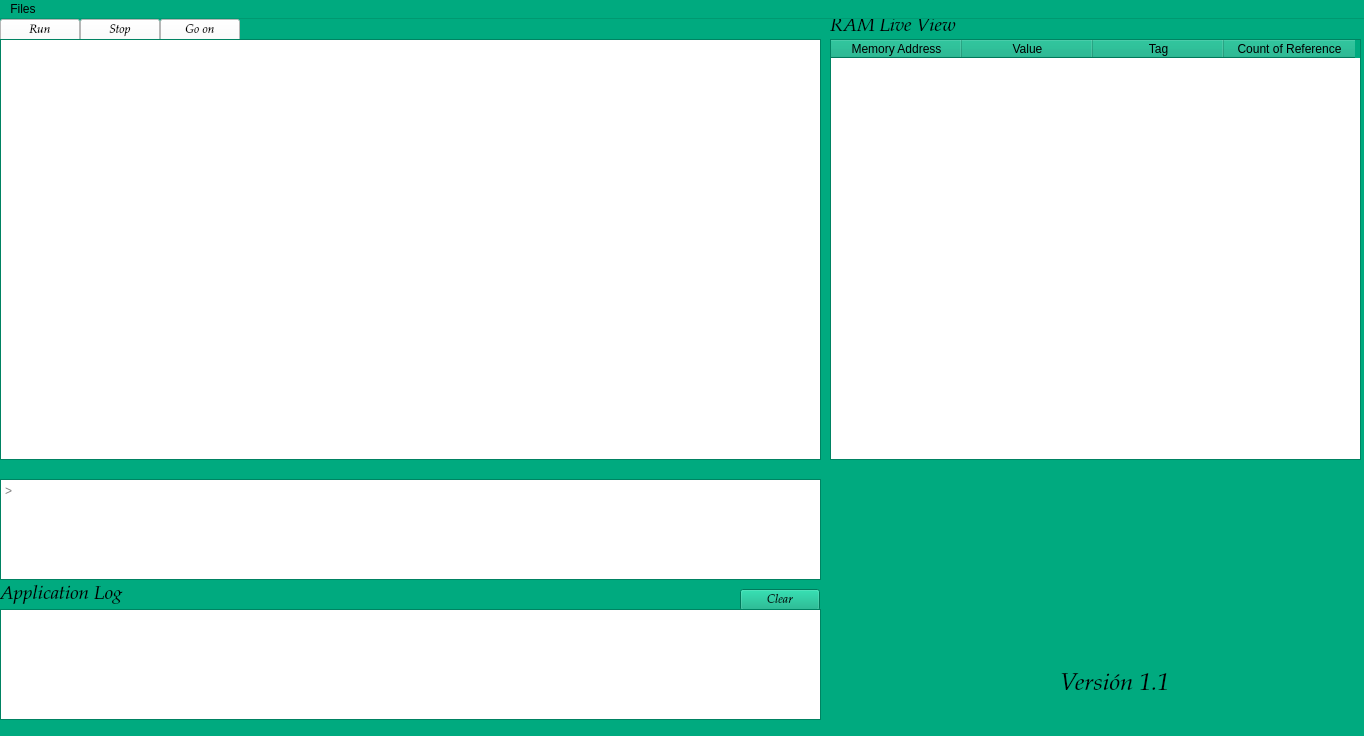
Qt form Proyecto1_C/interface.ui (JoseK21/C-) before a commit.
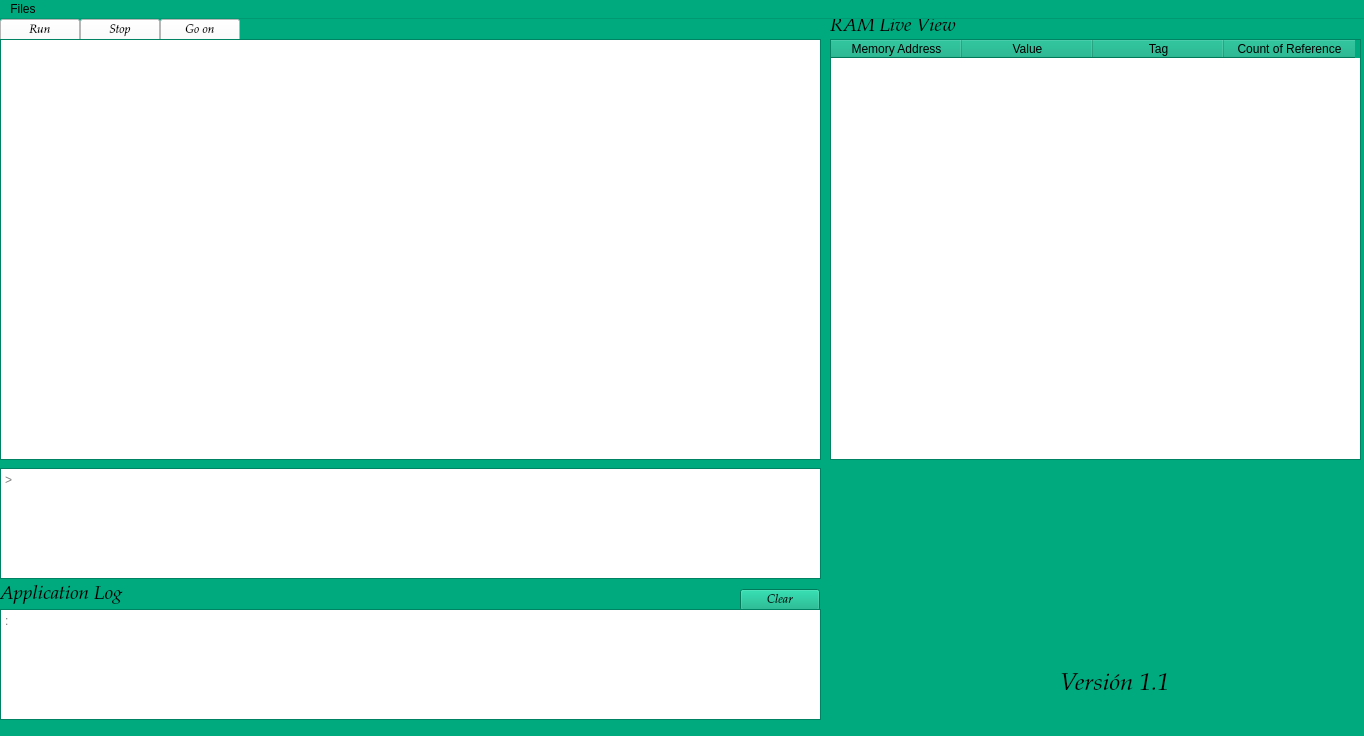
The same form after that commit. Icons and pictures are not drawn.

```diff
--- a/Proyecto1_C/interface.ui
+++ b/Proyecto1_C/interface.ui
@@ -939,25 +939,6 @@
      <string>RAM Live View</string>
     </property>
    </widget>
-   <widget class="QPlainTextEdit" name="ptd_Stdout">
-    <property name="geometry">
-     <rect>
-      <x>0</x>
-      <y>460</y>
-      <width>821</width>
-      <height>101</height>
-     </rect>
-    </property>
-    <property name="toolTip">
-     <string>StdOut</string>
-    </property>
-    <property name="readOnly">
-     <bool>true</bool>
-    </property>
-    <property name="placeholderText">
-     <string>&gt;</string>
-    </property>
-   </widget>
    <widget class="QLabel" name="label_2">
     <property name="geometry">
      <rect>
@@ -1891,22 +1872,6 @@
      </size>
     </property>
    </widget>
-   <widget class="QPlainTextEdit" name="ptd_ApplicationLog">
-    <property name="geometry">
-     <rect>
-      <x>0</x>
-      <y>590</y>
-      <width>821</width>
-      <height>111</height>
-     </rect>
-    </property>
-    <property name="toolTip">
-     <string>Application Log</string>
-    </property>
-    <property name="readOnly">
-     <bool>true</bool>
-    </property>
-   </widget>
    <widget class="QTextEdit" name="ptd_CodeEdit">
     <property name="geometry">
      <rect>
@@ -1953,6 +1918,38 @@
      <string>Versión 1.1</string>
     </property>
    </widget>
+   <widget class="QTextEdit" name="ptd_Stdout">
+    <property name="geometry">
+     <rect>
+      <x>0</x>
+      <y>449</y>
+      <width>821</width>
+      <height>111</height>
+     </rect>
+    </property>
+    <property name="toolTip">
+     <string>StdOut</string>
+    </property>
+    <property name="placeholderText">
+     <string>&gt;</string>
+    </property>
+   </widget>
+   <widget class="QTextEdit" name="ptd_ApplicationLog">
+    <property name="geometry">
+     <rect>
+      <x>0</x>
+      <y>590</y>
+      <width>821</width>
+      <height>111</height>
+     </rect>
+    </property>
+    <property name="toolTip">
+     <string>Application Log</string>
+    </property>
+    <property name="placeholderText">
+     <string>:</string>
+    </property>
+   </widget>
   </widget>
   <widget class="QMenuBar" name="menuBar">
    <property name="geometry">
```
